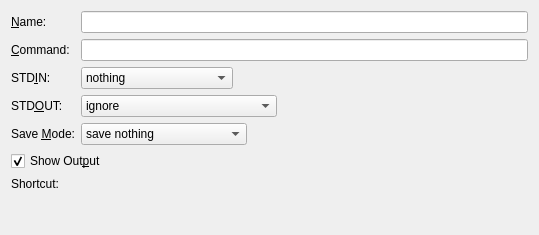
This is plugins/externalscript/editexternalscript.ui in KDE/kdevelop as Qt 5 draws it before an edit. The edited form follows.
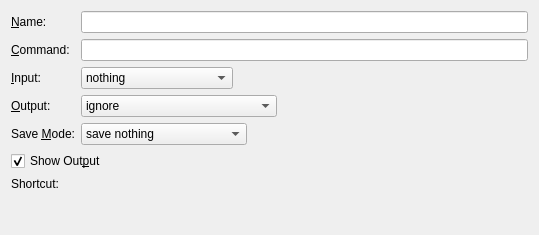
This is the edited form. Custom widgets are drawn as their Qt base class.

What changed in the file:
```diff
--- a/plugins/externalscript/editexternalscript.ui
+++ b/plugins/externalscript/editexternalscript.ui
@@ -80,7 +80,7 @@
       <string/>
      </property>
      <property name="text">
-      <string>STD&amp;IN:</string>
+      <string>&amp;Input:</string>
      </property>
      <property name="buddy">
       <cstring>stdinCombo</cstring>
@@ -112,7 +112,7 @@
       <string/>
      </property>
      <property name="text">
-      <string>STD&amp;OUT:</string>
+      <string>&amp;Output:</string>
      </property>
      <property name="buddy">
       <cstring>stdoutCombo</cstring>
```
